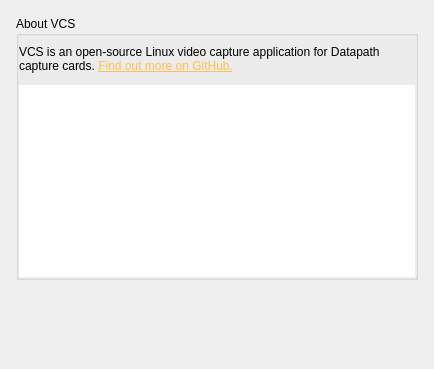
Old version of the form src/display/qt/windows/ControlPanel/AboutVCS.ui in the repository mrehkopf/vcs.
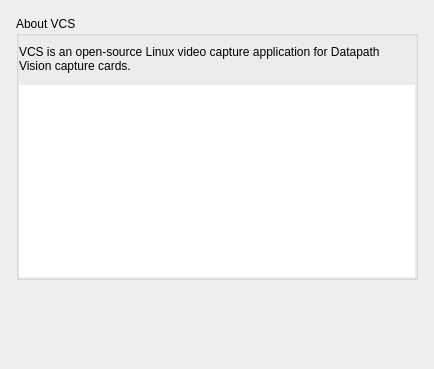
New version of the form. Custom widgets are drawn as their Qt base class.

Patch:
```diff
--- a/src/display/qt/windows/ControlPanel/AboutVCS.ui
+++ b/src/display/qt/windows/ControlPanel/AboutVCS.ui
@@ -68,7 +68,7 @@
          </sizepolicy>
         </property>
         <property name="text">
-         <string>&lt;html&gt;&lt;head/&gt;&lt;body&gt;&lt;p&gt;VCS is an open-source Linux video capture application for Datapath capture cards. &lt;a href=&quot;https://github.com/leikareipa/vcs&quot;&gt;&lt;span style=&quot; text-decoration: underline; color:#ffc04d;&quot;&gt;Find out more on GitHub.&lt;/span&gt;&lt;/a&gt;&lt;/p&gt;&lt;/body&gt;&lt;/html&gt;</string>
+         <string>&lt;html&gt;&lt;head/&gt;&lt;body&gt;&lt;p&gt;VCS is an open-source Linux video capture application for Datapath Vision capture cards.&lt;/p&gt;&lt;/body&gt;&lt;/html&gt;</string>
         </property>
         <property name="alignment">
          <set>Qt::AlignLeading|Qt::AlignLeft|Qt::AlignVCenter</set>
```
